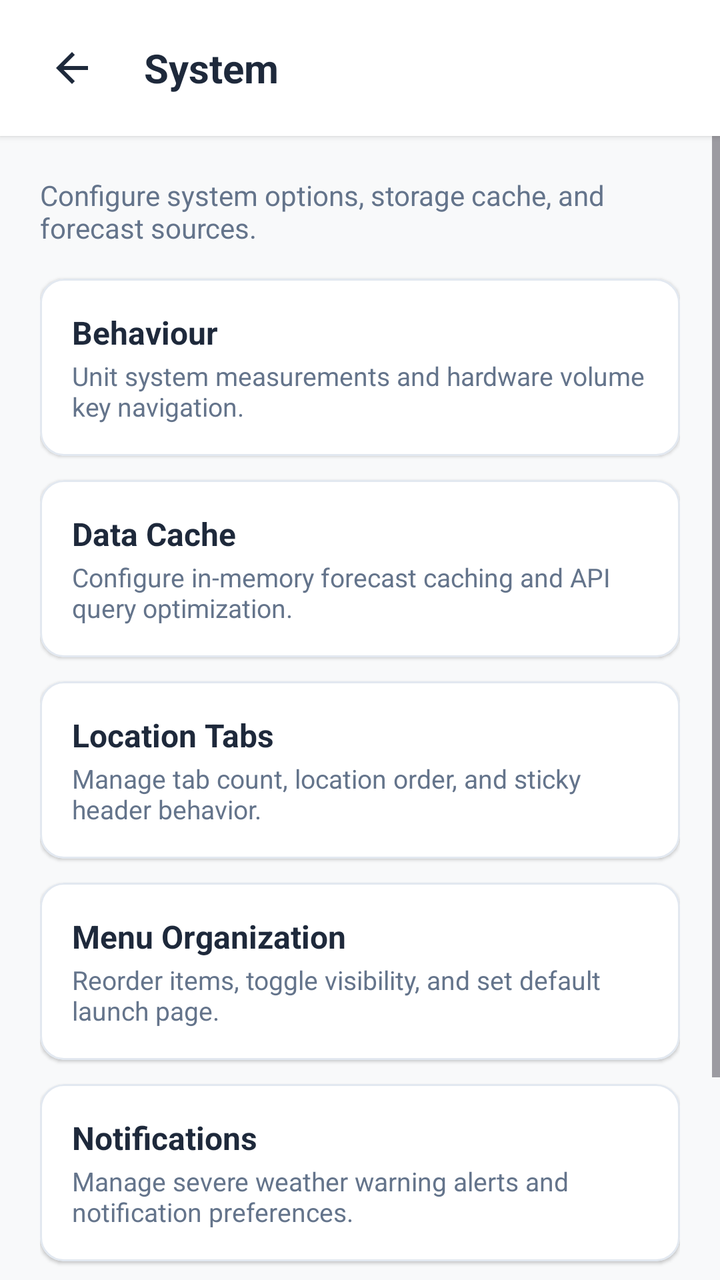
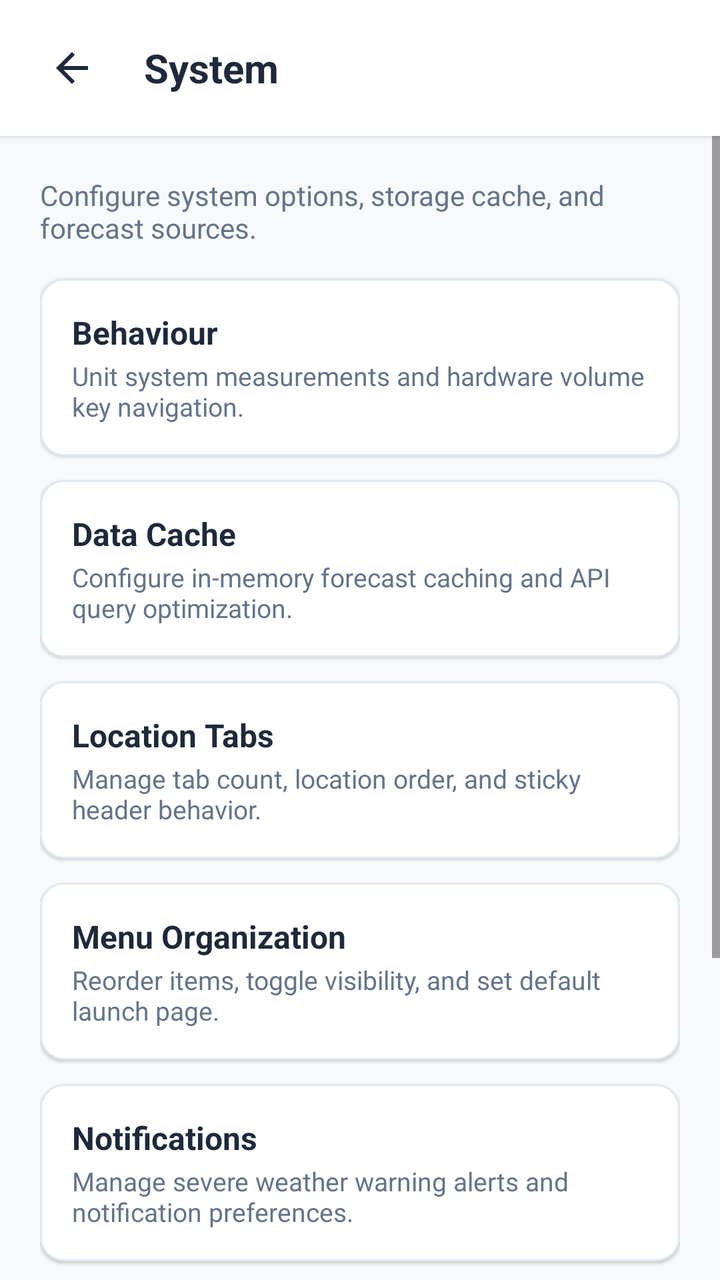

An Android layout rendered at two revisions. The XML below is the earlier revision; the diff shows what the commit changed to produce the second picture.
<!-- AndroidManifest.xml: application theme Theme.WeatherAPP -->
<!-- res/layout/dialog_system_screen.xml -->
<?xml version="1.0" encoding="utf-8"?>
<LinearLayout xmlns:android="http://schemas.android.com/apk/res/android"
    xmlns:app="http://schemas.android.com/apk/res-auto"
    xmlns:tools="http://schemas.android.com/tools"
    android:id="@+id/layoutSystemScreenRoot"
    android:layout_width="match_parent"
    android:layout_height="match_parent"
    android:background="@color/background_light"
    android:orientation="vertical">

    
    <com.google.android.material.card.MaterialCardView
        android:id="@+id/cardHeader"
        android:layout_width="match_parent"
        android:layout_height="wrap_content"
        app:cardBackgroundColor="@color/surface_card"
        app:cardCornerRadius="0dp"
        app:cardElevation="2dp"
        app:strokeWidth="0dp">

        <LinearLayout
            android:layout_width="match_parent"
            android:layout_height="wrap_content"
            android:gravity="center_vertical"
            android:orientation="horizontal"
            android:paddingHorizontal="16dp"
            android:paddingVertical="14dp">

            <ImageButton
                android:id="@+id/btnBack"
                android:layout_width="40dp"
                android:layout_height="40dp"
                android:background="?attr/selectableItemBackgroundBorderless"
                android:contentDescription="@string/cd_back"
                android:padding="8dp"
                android:scaleType="fitCenter"
                android:src="@drawable/ic_back"
                app:tint="@color/text_primary" />

            <TextView
                android:id="@+id/tvHeaderTitle"
                android:layout_width="wrap_content"
                android:layout_height="wrap_content"
                android:layout_marginStart="16dp"
                android:text="@string/title_system"
                android:textColor="@color/text_primary"
                android:textSize="20sp"
                android:textStyle="bold" />

        </LinearLayout>

    </com.google.android.material.card.MaterialCardView>

    <ScrollView
        android:layout_width="match_parent"
        android:layout_height="match_parent"
        android:fillViewport="true">

        <LinearLayout
            android:layout_width="match_parent"
            android:layout_height="wrap_content"
            android:orientation="vertical"
            android:padding="20dp">

            <TextView
                android:id="@+id/tvHeaderDesc"
                android:layout_width="wrap_content"
                android:layout_height="wrap_content"
                android:layout_marginBottom="16dp"
                android:text="@string/desc_system_screen"
                android:textColor="@color/text_secondary"
                android:textSize="14sp" />

            
            <com.google.android.material.card.MaterialCardView
                android:id="@+id/cardBehaviour"
                android:layout_width="match_parent"
                android:layout_height="wrap_content"
                android:layout_marginBottom="12dp"
                android:clickable="true"
                android:focusable="true"
                app:cardBackgroundColor="@color/surface_card"
                app:cardCornerRadius="12dp"
                app:cardElevation="1dp"
                app:strokeColor="@color/divider_color"
                app:strokeWidth="1dp">

                <LinearLayout
                    android:layout_width="match_parent"
                    android:layout_height="wrap_content"
                    android:gravity="center_vertical"
                    android:orientation="horizontal"
                    android:padding="16dp">

                    <LinearLayout
                        android:layout_width="match_parent"
                        android:layout_height="wrap_content"
                        android:orientation="vertical">

                        <TextView
                            android:id="@+id/tvBehaviourTitle"
                            android:layout_width="wrap_content"
                            android:layout_height="wrap_content"
                            android:text="@string/title_behaviour"
                            android:textColor="@color/text_primary"
                            android:textSize="16sp"
                            android:textStyle="bold" />

                        <TextView
                            android:id="@+id/tvBehaviourDesc"
                            android:layout_width="wrap_content"
                            android:layout_height="wrap_content"
                            android:layout_marginTop="2dp"
                            android:text="@string/desc_system_behaviour"
                            android:textColor="@color/text_secondary"
                            android:textSize="13sp" />

                    </LinearLayout>

                </LinearLayout>

            </com.google.android.material.card.MaterialCardView>

            
            <com.google.android.material.card.MaterialCardView
                android:id="@+id/cardDataCache"
                android:layout_width="match_parent"
                android:layout_height="wrap_content"
                android:layout_marginBottom="12dp"
                android:clickable="true"
                android:focusable="true"
                app:cardBackgroundColor="@color/surface_card"
                app:cardCornerRadius="12dp"
                app:cardElevation="1dp"
                app:strokeColor="@color/divider_color"
                app:strokeWidth="1dp">

                <LinearLayout
                    android:layout_width="match_parent"
                    android:layout_height="wrap_content"
                    android:gravity="center_vertical"
                    android:orientation="horizontal"
                    android:padding="16dp">

                    <LinearLayout
                        android:layout_width="match_parent"
                        android:layout_height="wrap_content"
                        android:orientation="vertical">

                        <TextView
                            android:id="@+id/tvDataCacheTitle"
                            android:layout_width="wrap_content"
                            android:layout_height="wrap_content"
                            android:text="@string/title_data_cache"
                            android:textColor="@color/text_primary"
                            android:textSize="16sp"
                            android:textStyle="bold" />

                        <TextView
                            android:id="@+id/tvDataCacheDesc"
                            android:layout_width="wrap_content"
                            android:layout_height="wrap_content"
                            android:layout_marginTop="2dp"
                            android:text="@string/desc_data_cache"
                            android:textColor="@color/text_secondary"
                            android:textSize="13sp" />

                    </LinearLayout>

                </LinearLayout>

            </com.google.android.material.card.MaterialCardView>

            
            <com.google.android.material.card.MaterialCardView
                android:id="@+id/cardLocationTabs"
                android:layout_width="match_parent"
                android:layout_height="wrap_content"
                android:layout_marginBottom="12dp"
                android:clickable="true"
                android:focusable="true"
                app:cardBackgroundColor="@color/surface_card"
                app:cardCornerRadius="12dp"
                app:cardElevation="1dp"
                app:strokeColor="@color/divider_color"
                app:strokeWidth="1dp">

                <LinearLayout
                    android:layout_width="match_parent"
                    android:layout_height="wrap_content"
                    android:gravity="center_vertical"
                    android:orientation="horizontal"
                    android:padding="16dp">

                    <LinearLayout
                        android:layout_width="match_parent"
                        android:layout_height="wrap_content"
                        android:orientation="vertical">

                        <TextView
                            android:id="@+id/tvLocationTabsTitle"
                            android:layout_width="wrap_content"
                            android:layout_height="wrap_content"
                            android:text="@string/title_location_tabs"
                            android:textColor="@color/text_primary"
                            android:textSize="16sp"
                            android:textStyle="bold" />

                        <TextView
                            android:id="@+id/tvLocationTabsDesc"
                            android:layout_width="wrap_content"
                            android:layout_height="wrap_content"
                            android:layout_marginTop="2dp"
                            android:text="@string/desc_location_tabs"
                            android:textColor="@color/text_secondary"
                            android:textSize="13sp" />

                    </LinearLayout>

                </LinearLayout>

            </com.google.android.material.card.MaterialCardView>

            
            <com.google.android.material.card.MaterialCardView
                android:id="@+id/cardOrganizeMenu"
                android:layout_width="match_parent"
                android:layout_height="wrap_content"
                android:layout_marginBottom="12dp"
                android:clickable="true"
                android:focusable="true"
                app:cardBackgroundColor="@color/surface_card"
                app:cardCornerRadius="12dp"
                app:cardElevation="1dp"
                app:strokeColor="@color/divider_color"
                app:strokeWidth="1dp">

                <LinearLayout
                    android:layout_width="match_parent"
                    android:layout_height="wrap_content"
                    android:gravity="center_vertical"
                    android:orientation="horizontal"
                    android:padding="16dp">

                    <LinearLayout
                        android:layout_width="match_parent"
                        android:layout_height="wrap_content"
                        android:orientation="vertical">

                        <TextView
                            android:id="@+id/tvOrganizeMenuTitle"
                            android:layout_width="wrap_content"
                            android:layout_height="wrap_content"
                            android:text="@string/title_organize_menu"
                            android:textColor="@color/text_primary"
                            android:textSize="16sp"
                            android:textStyle="bold" />

                        <TextView
                            android:id="@+id/tvOrganizeMenuDesc"
                            android:layout_width="wrap_content"
                            android:layout_height="wrap_content"
                            android:layout_marginTop="2dp"
                            android:text="@string/desc_organize_menu"
                            android:textColor="@color/text_secondary"
                            android:textSize="13sp" />

                    </LinearLayout>

                </LinearLayout>

            </com.google.android.material.card.MaterialCardView>

            
            <com.google.android.material.card.MaterialCardView
                android:id="@+id/cardNotifications"
                android:layout_width="match_parent"
                android:layout_height="wrap_content"
                android:layout_marginBottom="12dp"
                android:clickable="true"
                android:focusable="true"
                app:cardBackgroundColor="@color/surface_card"
                app:cardCornerRadius="12dp"
                app:cardElevation="1dp"
                app:strokeColor="@color/divider_color"
                app:strokeWidth="1dp">

                <LinearLayout
                    android:layout_width="match_parent"
                    android:layout_height="wrap_content"
                    android:gravity="center_vertical"
                    android:orientation="horizontal"
                    android:padding="16dp">

                    <LinearLayout
                        android:layout_width="match_parent"
                        android:layout_height="wrap_content"
                        android:orientation="vertical">

                        <TextView
                            android:id="@+id/tvNotificationsTitle"
                            android:layout_width="wrap_content"
                            android:layout_height="wrap_content"
                            android:text="@string/title_notifications"
                            android:textColor="@color/text_primary"
                            android:textSize="16sp"
                            android:textStyle="bold" />

                        <TextView
                            android:id="@+id/tvNotificationsDesc"
                            android:layout_width="wrap_content"
                            android:layout_height="wrap_content"
                            android:layout_marginTop="2dp"
                            android:text="@string/desc_notifications_card"
                            android:textColor="@color/text_secondary"
                            android:textSize="13sp" />

                    </LinearLayout>

                </LinearLayout>

            </com.google.android.material.card.MaterialCardView>

            
            <com.google.android.material.card.MaterialCardView
                android:id="@+id/cardWeatherModels"
                android:layout_width="match_parent"
                android:layout_height="wrap_content"
                android:layout_marginBottom="12dp"
                android:clickable="true"
                android:focusable="true"
                app:cardBackgroundColor="@color/surface_card"
                app:cardCornerRadius="12dp"
                app:cardElevation="1dp"
                app:strokeColor="@color/divider_color"
                app:strokeWidth="1dp">

                <LinearLayout
                    android:layout_width="match_parent"
                    android:layout_height="wrap_content"
                    android:gravity="center_vertical"
                    android:orientation="horizontal"
                    android:padding="16dp">

                    <LinearLayout
                        android:layout_width="match_parent"
                        android:layout_height="wrap_content"
                        android:orientation="vertical">

                        <TextView
                            android:id="@+id/tvWeatherModelsTitle"
                            android:layout_width="wrap_content"
                            android:layout_height="wrap_content"
                            android:text="@string/title_weather_models"
                            android:textColor="@color/text_primary"
                            android:textSize="16sp"
                            android:textStyle="bold" />

                        <TextView
                            android:id="@+id/tvWeatherModelsDesc"
                            android:layout_width="wrap_content"
                            android:layout_height="wrap_content"
                            android:layout_marginTop="2dp"
                            android:text="@string/desc_models_card"
                            android:textColor="@color/text_secondary"
                            android:textSize="13sp" />

                    </LinearLayout>

                </LinearLayout>

            </com.google.android.material.card.MaterialCardView>

        </LinearLayout>

    </ScrollView>

</LinearLayout>
<!-- resources referenced by this layout -->
<resources>
  <color name="background_light">#F8F9FA</color>
  <color name="divider_color">#E2E8F0</color>
  <color name="surface_card">#FFFFFF</color>
  <color name="text_primary">#1E293B</color>
  <color name="text_secondary">#64748B</color>
  <!-- drawable ic_back (drawable) -->
  <vector xmlns:android="http://schemas.android.com/apk/res/android"
      android:width="24dp"
      android:height="24dp"
      android:viewportWidth="24"
      android:viewportHeight="24">
    <path
        android:fillColor="@color/text_primary"
        android:pathData="M20,11H7.83l5.59,-5.59L12,4l-8,8 8,8 1.41,-1.41L7.83,13H20v-2z"/>
  </vector>
  <string name="cd_back">Back</string>
  <string name="desc_data_cache">Configure in-memory forecast caching and API query optimization.</string>
  <string name="desc_location_tabs">Manage tab count, location order, and sticky header behavior.</string>
  <string name="desc_models_card">Select global numerical weather prediction models and providers.</string>
  <string name="desc_notifications_card">Manage severe weather warning alerts and notification preferences.</string>
  <string name="desc_organize_menu">Reorder items, toggle visibility, and set default launch page.</string>
  <string name="desc_system_behaviour">Unit system measurements and hardware volume key navigation.</string>
  <string name="desc_system_screen">Configure system options, storage cache, and forecast sources.</string>
  <string name="title_behaviour">Behaviour</string>
  <string name="title_data_cache">Data Cache</string>
  <string name="title_location_tabs">Location Tabs</string>
  <string name="title_notifications">Notifications</string>
  <string name="title_organize_menu">Menu Organization</string>
  <string name="title_system">System</string>
  <string name="title_weather_models">Weather Models</string>
  <style name="Theme.WeatherAPP" parent="Base.Theme.WeatherAPP" />
  <style name="Base.Theme.WeatherAPP" parent="Theme.Material3.DayNight.NoActionBar">
          <item name="android:windowLightStatusBar">true</item>
      </style>
</resources>

<!-- the commit's change to res/layout/dialog_system_screen.xml (unified diff, before → after) -->
@@ -371,6 +371,56 @@
 
             </com.google.android.material.card.MaterialCardView>
 
+            
+            <com.google.android.material.card.MaterialCardView
+                android:id="@+id/cardWidgets"
+                android:layout_width="match_parent"
+                android:layout_height="wrap_content"
+                android:layout_marginBottom="12dp"
+                android:clickable="true"
+                android:focusable="true"
+                app:cardBackgroundColor="@color/surface_card"
+                app:cardCornerRadius="12dp"
+                app:cardElevation="1dp"
+                app:strokeColor="@color/divider_color"
+                app:strokeWidth="1dp">
+
+                <LinearLayout
+                    android:layout_width="match_parent"
+                    android:layout_height="wrap_content"
+                    android:gravity="center_vertical"
+                    android:orientation="horizontal"
+                    android:padding="16dp">
+
+                    <LinearLayout
+                        android:layout_width="match_parent"
+                        android:layout_height="wrap_content"
+                        android:orientation="vertical">
+
+                        <TextView
+                            android:id="@+id/tvWidgetsTitle"
+                            android:layout_width="wrap_content"
+                            android:layout_height="wrap_content"
+                            android:text="@string/title_widgets"
+                            android:textColor="@color/text_primary"
+                            android:textSize="16sp"
+                            android:textStyle="bold" />
+
+                        <TextView
+                            android:id="@+id/tvWidgetsDesc"
+                            android:layout_width="wrap_content"
+                            android:layout_height="wrap_content"
+                            android:layout_marginTop="2dp"
+                            android:text="@string/desc_widgets_card"
+                            android:textColor="@color/text_secondary"
+                            android:textSize="13sp" />
+
+                    </LinearLayout>
+
+                </LinearLayout>
+
+            </com.google.android.material.card.MaterialCardView>
+
         </LinearLayout>
 
     </ScrollView>
<!-- resource entries referenced after the edit -->
@@ -23,6 +23,7 @@
   <string name="desc_organize_menu">Reorder items, toggle visibility, and set default launch page.</string>
   <string name="desc_system_behaviour">Unit system measurements and hardware volume key navigation.</string>
   <string name="desc_system_screen">Configure system options, storage cache, and forecast sources.</string>
+  <string name="desc_widgets_card">Configure home screen widget appearance and behavior.</string>
   <string name="title_behaviour">Behaviour</string>
   <string name="title_data_cache">Data Cache</string>
   <string name="title_location_tabs">Location Tabs</string>
@@ -30,9 +31,8 @@
   <string name="title_organize_menu">Menu Organization</string>
   <string name="title_system">System</string>
   <string name="title_weather_models">Weather Models</string>
+  <string name="title_widgets">Widgets</string>
   <style name="Theme.WeatherAPP" parent="Base.Theme.WeatherAPP" />
-  <style name="Base.Theme.WeatherAPP" parent="Theme.Material3.DayNight.NoActionBar">
-          <item name="android:windowLightStatusBar">true</item>
-      </style>
+  <style name="Base.Theme.WeatherAPP" parent="Theme.Material3.DayNight.NoActionBar" />
 </resources>
 
